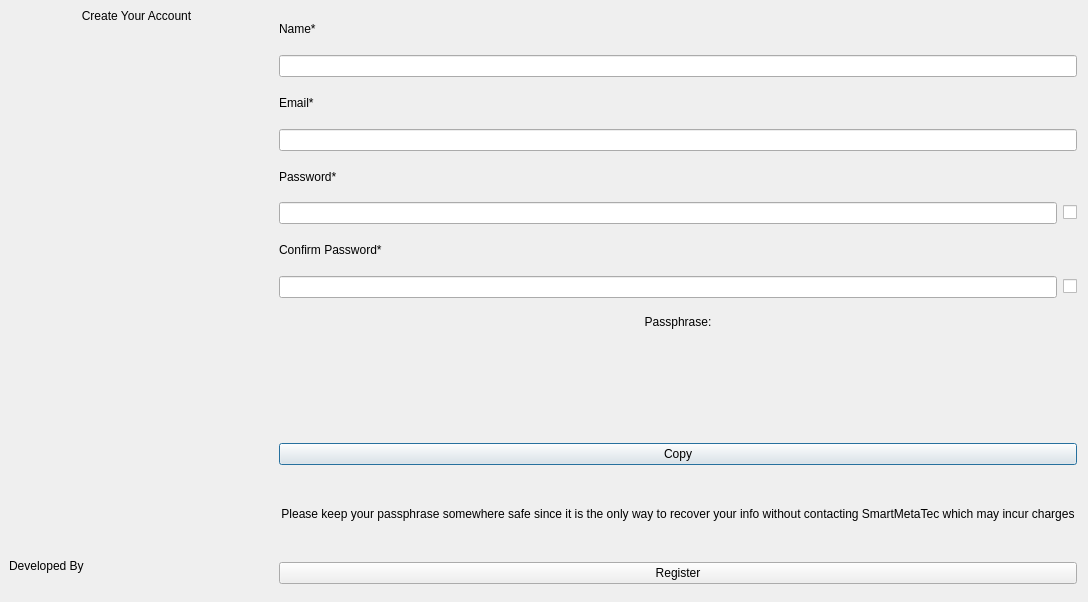
daniel-deru/WorkMate-3.0, file designs/xml/register_window.ui: the form before one commit.
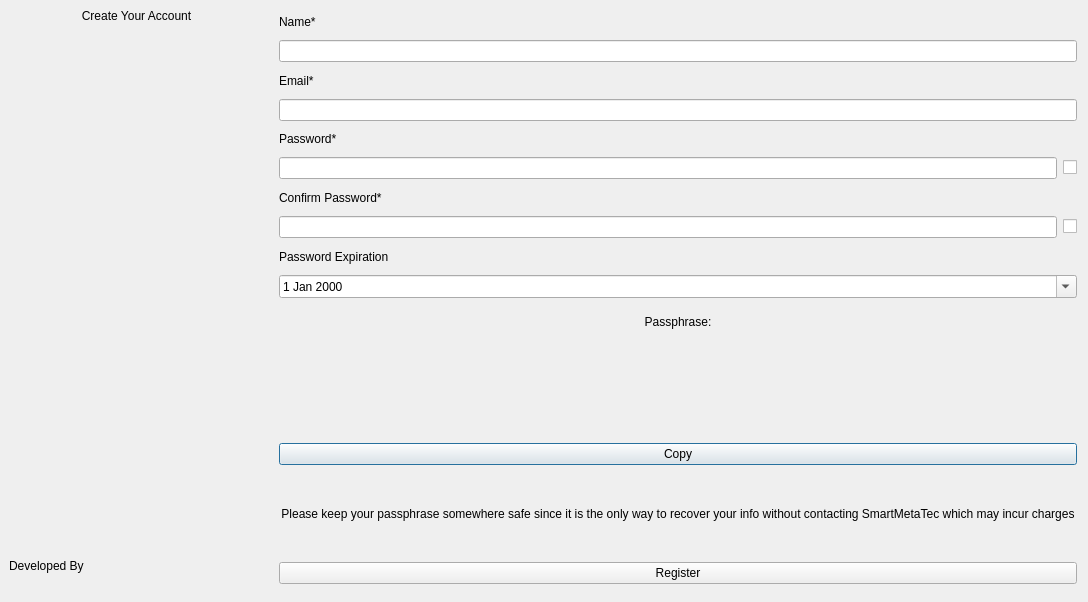
The form after the commit.

Commit message: finished adding multiple checkboxes. created window for updating password. added password expiration fields to the register, app vault and crypto vault windows

Patch:
```diff
--- a/designs/xml/register_window.ui
+++ b/designs/xml/register_window.ui
@@ -236,6 +236,24 @@
          </item>
         </layout>
        </item>
+       <item>
+        <widget class="QLabel" name="lbl_password_exp">
+         <property name="text">
+          <string>Password Expiration</string>
+         </property>
+        </widget>
+       </item>
+       <item>
+        <layout class="QHBoxLayout" name="horizontalLayout_9">
+         <item>
+          <widget class="QDateEdit" name="dte_password_exp">
+           <property name="calendarPopup">
+            <bool>true</bool>
+           </property>
+          </widget>
+         </item>
+        </layout>
+       </item>
       </layout>
      </item>
      <item>
```
The commit also changes 32 other files.
